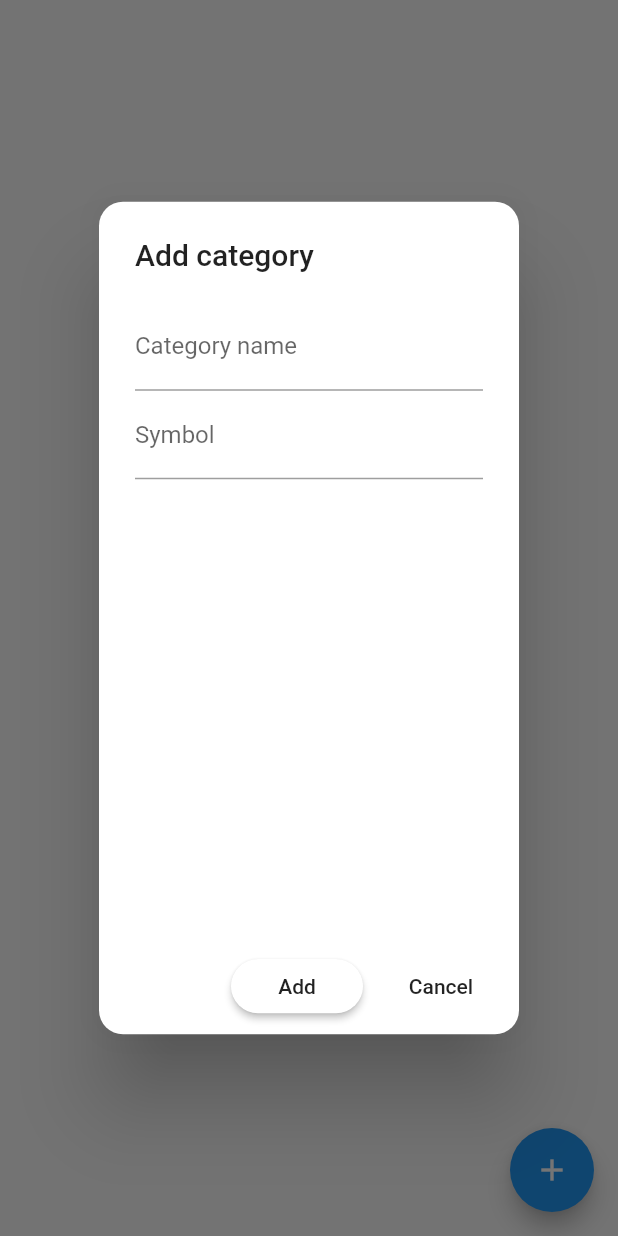
After one commit to adriane-macer/sora-gov-agreeculture, a Flutter app: the CategoryScreen screen opened directly, after a tap on the "add" icon, on a phone screen of 412 x 824 dp. The commit adds this screen. Run offline on Flutter 3.47's test engine with Material 2 defaults, Android fonts, the phone set to English and light mode, and no system bars; drawn by our look-alikes of flutter_form_builder; our stand-ins replace bloc, dio, equatable, flutter_bloc, get_it, intro_slider and 2 more; missing offline and left inert: dio_http_cache; accounts and stored records are empty; generated files the repository leaves out were written again; statements that could not run were skipped.

Commit message:
Implement adding of category.

```diff
--- /dev/null
+++ b/sora_gov_agree/lib/blocs/category_bloc/category_bloc.dart
@@ -0,0 +1,39 @@
+import 'dart:async';
+import 'package:bloc/bloc.dart';
+import 'package:sora_gov_agree/blocs/category_bloc/category_event.dart';
+import 'package:sora_gov_agree/blocs/category_bloc/category_state.dart';
+import 'package:sora_gov_agree/models/category.dart';
+import 'package:sora_gov_agree/services/category_service.dart';
+import 'package:sora_gov_agree/services/service_locator.dart';
+
+class CategoryBloc extends Bloc<CategoryEvent, CategoryState> {
+  List<Category> _categories = [];
+
+  List<Category> get categories => _categories;
+
+  @override
+  CategoryState get initialState => CategoryUninitialized();
+
+  @override
+  Stream<CategoryState> mapEventToState(CategoryEvent event) async* {
+    if (event is FetchCategory) {
+      yield CategoryLoading();
+      try {
+        _categories = await locator<CategoryService>().getLocalData();
+        yield CategoryLoaded();
+      } catch (e) {
+        print(e);
+        yield CategoryError(e);
+      }
+    }
+
+    if (event is AddCategory) {
+      final result = await locator<CategoryService>()
+          .insertCategory(name: event.name, symbol: event.symbol);
+
+      if (result) {
+        dispatch(FetchCategory());
+      }
+    }
+  }
+}
--- /dev/null
+++ b/sora_gov_agree/lib/blocs/category_bloc/category_event.dart
@@ -0,0 +1,43 @@
+import 'package:equatable/equatable.dart';
+import 'package:flutter/material.dart';
+
+@immutable
+abstract class CategoryEvent extends Equatable {
+  CategoryEvent([List props = const []]);
+}
+
+class FetchCategory extends CategoryEvent {
+
+  @override
+  String toString() => 'FetchCategory';
+
+  @override
+  // TODO: implement props
+  List<Object> get props => null;
+}
+
+class RefreshCategory extends CategoryEvent {
+
+  @override
+  String toString() => 'RefreshCategory';
+
+  @override
+  // TODO: implement props
+  List<Object> get props => null;
+}
+
+class AddCategory extends CategoryEvent {
+
+  final name;
+  final symbol;
+
+  AddCategory(this.name, this.symbol);
+
+
+  @override
+  String toString() => 'AddCategory';
+
+  @override
+  // TODO: implement props
+  List<Object> get props => null;
+}
--- /dev/null
+++ b/sora_gov_agree/lib/blocs/category_bloc/category_state.dart
@@ -0,0 +1,63 @@
+import 'package:equatable/equatable.dart';
+import 'package:flutter/material.dart';
+
+@immutable
+abstract class CategoryState extends Equatable {
+  CategoryState([List props = const []]);
+}
+
+class CategoryUninitialized extends CategoryState {
+
+  @override
+  String toString() => 'CategoryUninitialized';
+
+  @override
+  // TODO: implement props
+  List<Object> get props => null;
+}
+
+class CategoryLoading extends CategoryState {
+
+  @override
+  String toString() => 'CategoryLoading';
+
+  @override
+  // TODO: implement props
+  List<Object> get props => null;
+}
+
+class CategoryLoaded extends CategoryState {
+
+  @override
+  String toString() => 'CategoryLoaded';
+
+  @override
+  // TODO: implement props
+  List<Object> get props => null;
+}
+
+class CategoryError extends CategoryState {
+
+  final exception;
+
+  CategoryError(this.exception) : super([exception]);
+
+  @override
+  String toString() => 'CategoryError';
+
+  @override
+  // TODO: implement props
+  List<Object> get props => null;
+}
+
+class NoCategoryLoaded extends CategoryState {
+
+  @override
+  String toString() => 'No Category Loaded';
+
+  @override
+  // TODO: implement props
+  List<Object> get props => null;
+}
+
+//TODO: Add states
--- a/sora_gov_agree/lib/helpers/db_constants.dart
+++ b/sora_gov_agree/lib/helpers/db_constants.dart
@@ -6,9 +6,9 @@ class DbConstants {
   static const INTEGER = "INTEGER";
   static const TEXT = "TEXT";
   static const REAL = "REAL";
-  static const AUTO_INCREMENT = "AUTO INCREMENT";
+  static const AUTO_INCREMENT = "AUTOINCREMENT";
   static const PRIMARY_KEY = "PRIMARY KEY";
-  static const PRIMARY_KEY_AUTO_INCREMENT = "$PRIMARY_KEY $AUTO_INCREMENT";
+  static const INTEGER_PRIMARY_KEY_AUTO_INCREMENT = "$INTEGER $PRIMARY_KEY $AUTO_INCREMENT";
 
 
   //Category Table
--- /dev/null
+++ b/sora_gov_agree/lib/models/category.dart
@@ -0,0 +1,17 @@
+import 'package:json_annotation/json_annotation.dart';
+
+part 'category.g.dart';
+
+@JsonSerializable()
+class Category {
+  Category(this.id, this.name, this.symbol);
+
+  final id;
+  final name;
+  final symbol;
+
+  factory Category.fromJson(Map<String, dynamic> json) =>
+      _$CategoryFromJson(json);
+
+  Map<String, dynamic> toJson() => _$CategoryToJson(this);
+}
--- /dev/null
+++ b/sora_gov_agree/lib/pages/category_page/category_screen.dart
@@ -0,0 +1,103 @@
+import 'package:flutter/material.dart';
+import 'package:flutter_bloc/flutter_bloc.dart';
+import 'package:flutter_form_builder/flutter_form_builder.dart';
+import 'package:sora_gov_agree/blocs/category_bloc/category_bloc.dart';
+import 'package:sora_gov_agree/models/category.dart';
+import 'package:sora_gov_agree/services/category_service.dart';
+import 'package:sora_gov_agree/services/service_locator.dart';
+
+class CategoryScreen extends StatefulWidget {
+  @override
+  _CategoryScreenState createState() => _CategoryScreenState();
+}
+
+class _CategoryScreenState extends State<CategoryScreen> {
+  @override
+  Widget build(BuildContext context) {
+    final List<Category> categories =
+        BlocProvider.of<CategoryBloc>(context).categories;
+    return Scaffold(
+      body: ListView.builder(
+          itemCount: categories.length,
+          itemBuilder: (context, index) {
+            return ListTile(
+              title: Text("Category:\t${categories[index]?.name}"),
+              subtitle: Text("Symbol:\t${categories[index]?.symbol}"),
+            );
+          }),
+      floatingActionButton: FloatingActionButton(
+        child: Icon(Icons.add),
+        onPressed: () async {
+          final Map result = await _addCategoryDialog(context);
+          if (result != null) {
+            await locator<CategoryService>()
+                .insertCategory(name: result['name'], symbol: result['symbol']);
+          }
+        },
+      ),
+    );
+  }
+
+  Future<Map> _addCategoryDialog(BuildContext context) async {
+    final GlobalKey<FormBuilderState> _fbKey = GlobalKey<FormBuilderState>();
+    return await showDialog<Map>(
+      context: context,
+      builder: (context) => AlertDialog(
+        content: FormBuilder(
+          key: _fbKey,
+          child: Container(
+            height: 400.0,
+            child: SingleChildScrollView(
+              child: Column(
+                crossAxisAlignment: CrossAxisAlignment.center,
+                children: <Widget>[
+                  FormBuilderTextField(
+                    attribute: "name",
+                    decoration: InputDecoration(labelText: "Category name"),
+//                onChanged: (_){},
+                    validators: [FormBuilderValidators.required()],
+                  ),
+                  FormBuilderTextField(
+                    attribute: "symbol",
+                    decoration: InputDecoration(labelText: "Symbol"),
+//                onChanged: (_){},
+                    validators: [FormBuilderValidators.required()],
+                  ),
+                ],
+              ),
+            ),
+          ),
+        ),
+        shape: RoundedRectangleBorder(
+          borderRadius: BorderRadius.circular(16.0),
+        ),
+        title: Text("Add category"),
+        actions: <Widget>[
+          RaisedButton(
+            onPressed: () async {
+              _fbKey.currentState.save();
+              if (!_fbKey.currentState.validate()) {
+                return;
+              }
+              print(_fbKey.currentState.value);
+              Navigator.pop(context, _fbKey.currentState.value);
+            },
+            color: Colors.white,
+            child: Text(
+              'Add',
+            ),
+            shape: RoundedRectangleBorder(
+              borderRadius: BorderRadius.circular(20.0),
+            ),
+          ),
+          FlatButton(
+            child: Text('Cancel'),
+            onPressed: () {
+              Navigator.pop(context, null);
+            },
+          ),
+        ],
+      ),
+    );
+  }
+}
--- /dev/null
+++ b/sora_gov_agree/lib/services/category_service.dart
@@ -0,0 +1,31 @@
+import 'package:flutter/cupertino.dart';
+import 'package:sora_gov_agree/helpers/db_helper.dart';
+import 'package:sora_gov_agree/models/category.dart';
+import 'package:sqflite/sqflite.dart';
+
+class CategoryService {
+  Future<List<Category>> getLocalData() async {
+    DbHelper dbHelper = DbHelper.instance;
+    Database db = await dbHelper.getDb();
+    final result = await dbHelper.getCategories(db);
+    try {
+      return result.map((data) => Category.fromJson(data)).toList();
+    } catch (e) {
+      print(e);
+      throw Exception("Error gathering categories");
+    }
+  }
+
+  Future<bool> insertCategory(
+      {@required String name, @required String symbol}) async {
+    try {
+      DbHelper dbHelper = DbHelper.instance;
+      Database db = await dbHelper.getDb();
+      await dbHelper.insertCategory(db, name: name, symbol: symbol);
+      return true;
+    } catch (e) {
+      print(e);
+      throw Exception("Error inserting category");
+    }
+  }
+}
--- a/sora_gov_agree/lib/services/service_locator.dart
+++ b/sora_gov_agree/lib/services/service_locator.dart
@@ -1,4 +1,6 @@
 import 'package:get_it/get_it.dart';
+import 'package:sora_gov_agree/helpers/db_helper.dart';
+import 'package:sora_gov_agree/services/category_service.dart';
 import 'package:sora_gov_agree/services/dio_service.dart';
 import 'package:sora_gov_agree/services/plants_service.dart';
 
@@ -8,4 +10,5 @@ void setupLocator() {
   locator.allowReassignment = true;
   locator.registerLazySingleton(() => PlantsService());
   locator.registerLazySingleton(() => DioService());
+  locator.registerLazySingleton(()=> CategoryService());
 }
--- a/sora_gov_agree/pubspec.yaml
+++ b/sora_gov_agree/pubspec.yaml
@@ -5,6 +5,7 @@ environment:
   sdk: ">=2.1.0 <3.0.0"
 dependencies:
 #  get_it: ^3.0.1
+  flutter_form_builder: ^3.2.8
   synchronized: ^2.1.0+1
   path_provider: ^1.3.1
   get_it: ^1.0.3+2
```
Also changed, not shown: sora_gov_agree/lib/helpers/db_helper.dart (+21 -7 lines), sora_gov_agree/lib/pages/category_page/category_page.dart (added, +28 -0 lines), sora_gov_agree/lib/pages/home_page.dart (+8 -0 lines), sora_gov_agree/lib/models/category.g.dart (added), sora_gov_agree/pubspec.lock.
